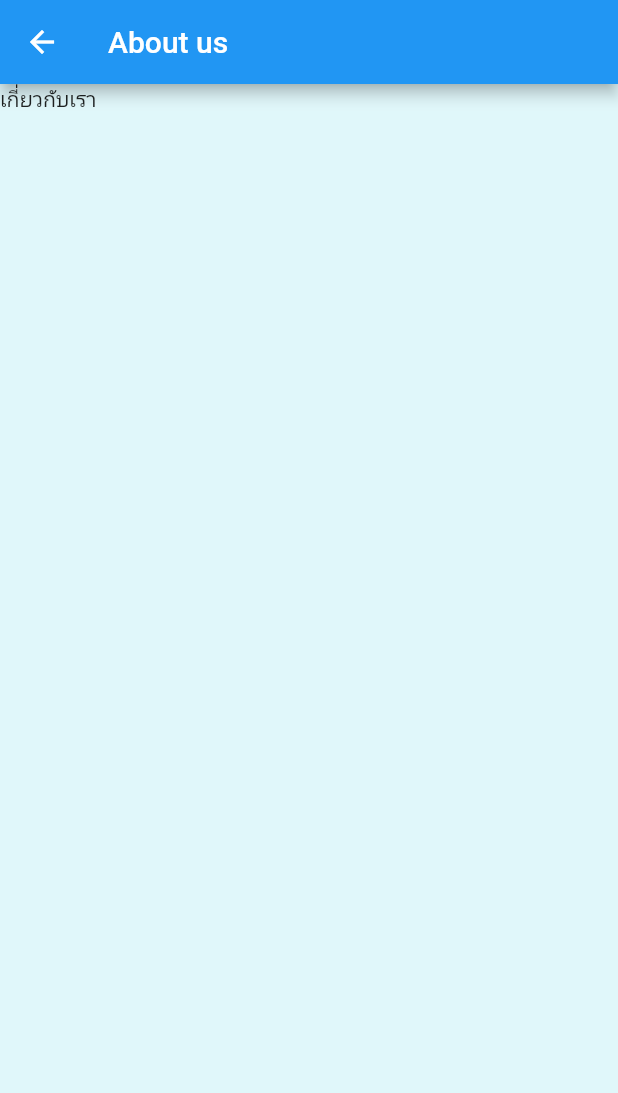
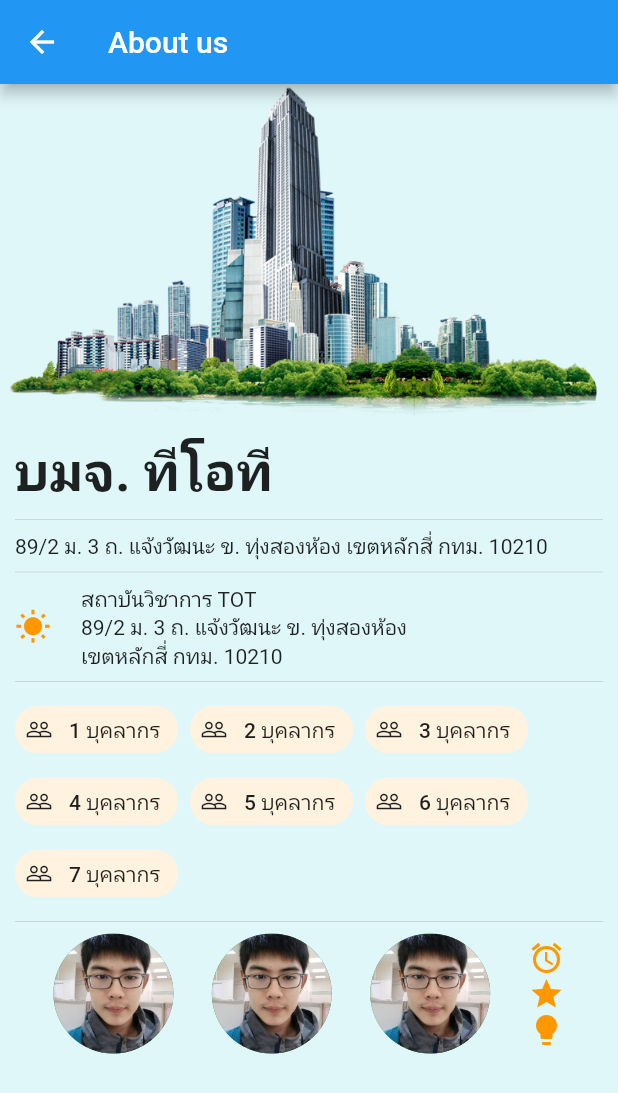
Before and after one commit to tanlull/Flutter-TOT, a Flutter app: the AboutPage screen opened directly, on a phone screen of 412 x 824 dp. Shown: the top 1093 px of the screen. Run offline on Flutter 3.47's test engine with Material 2 defaults, Android fonts, the phone set to English and light mode, and no system bars.

Commit message:
layout design

```diff
--- a/flutterapp/lib/pages/home_stack/about_page.dart
+++ b/flutterapp/lib/pages/home_stack/about_page.dart
@@ -12,7 +12,98 @@ class _AboutPageState extends State<AboutPage> {
   Widget build(BuildContext context) {
     return Scaffold(
       appBar: AppBar(title: Text("About us")),
-      body: Text('เกี่ยวกับเรา'),
+      body: SingleChildScrollView(
+        child: Column(
+          crossAxisAlignment: CrossAxisAlignment.start,
+          children: [
+            Image.asset('assets/images/building.png'),
+            SafeArea(
+              child: Padding(
+                padding: EdgeInsets.all(10),
+                child: Column(
+                  crossAxisAlignment: CrossAxisAlignment.start,
+                  children: [
+                    Text(
+                      'บมจ. ทีโอที',
+                      style:
+                          TextStyle(fontSize: 35, fontWeight: FontWeight.bold),
+                    ),
+                    Divider(),
+                    Text(
+                        '89/2 ม. 3 ถ. แจ้งวัฒนะ ข. ทุ่งสองห้อง เขตหลักสี่ กทม. 10210'),
+                    Divider(),
+                    Row(
+                      children: [
+                        Column(
+                          children: [
+                            Icon(Icons.wb_sunny, color: Colors.orange)
+                          ],
+                        ),
+                        SizedBox(
+                          width: 20,
+                        ),
+                        Column(
+                          crossAxisAlignment: CrossAxisAlignment.start,
+                          children: [
+                            Row(
+                              children: [
+                                Text('สถาบันวิชาการ TOT'),
+                              ],
+                            ),
+                            Row(
+                              children: [
+                                Text(
+                                  '89/2 ม. 3 ถ. แจ้งวัฒนะ ข. ทุ่งสองห้อง \nเขตหลักสี่ กทม. 10210',
+                                ),
+                              ],
+                            ),
+                          ],
+                        ),
+                      ],
+                    ),
+                    Divider(),
+                    Wrap(
+                      spacing: 8,
+                      children: List.generate(
+                          7,
+                          (index) => Chip(
+                                label: Text('${index + 1} บุคลากร'),
+                                avatar: Icon(Icons.people_outline),
+                                backgroundColor: Colors.orange[50],
+                              )),
+                    ),
+                    Divider(),
+                    Row(
+                      mainAxisAlignment: MainAxisAlignment.spaceEvenly,
+                      children: [
+                        CircleAvatar(
+                            backgroundImage: AssetImage('assets/images/me.jpg'),
+                            radius: 40),
+                        CircleAvatar(
+                            backgroundImage: AssetImage('assets/images/me.jpg'),
+                            radius: 40),
+                        CircleAvatar(
+                            backgroundImage: AssetImage('assets/images/me.jpg'),
+                            radius: 40),
+                        SizedBox(
+                          child: Column(
+                            crossAxisAlignment: CrossAxisAlignment.end,
+                            children: [
+                              Icon(Icons.alarm, color: Colors.orange),
+                              Icon(Icons.star, color: Colors.orange),
+                              Icon(Icons.lightbulb, color: Colors.orange),
+                            ],
+                          ),
+                        )
+                      ],
+                    )
+                  ],
+                ),
+              ),
+            ),
+          ],
+        ),
+      ),
     );
   }
 }
```
